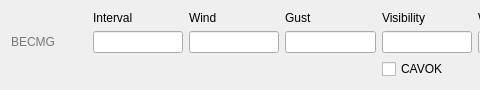
The window that tafor/components/ui/taf_becmg.ui (up1and/tafor) describes before a commit, drawn with Qt 5; both pictures show x 0 to 480 and y 0 to 90 of the 1024 by 90 pixel window.
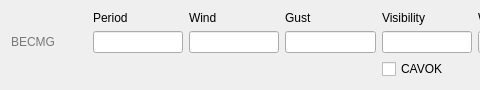
The same window after the commit.

```diff
--- a/tafor/components/ui/taf_becmg.ui
+++ b/tafor/components/ui/taf_becmg.ui
@@ -17,7 +17,7 @@
    <item row="0" column="1">
     <widget class="QLabel" name="intervalLabel">
      <property name="text">
-      <string>Interval</string>
+      <string>Period</string>
      </property>
      <property name="buddy">
       <cstring>interval</cstring>
```
Left out of the diff: 8 changed lines with no effect on the pictures.
